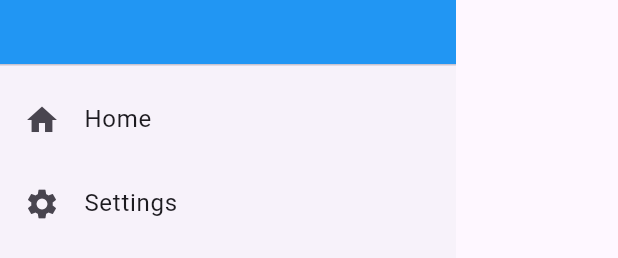
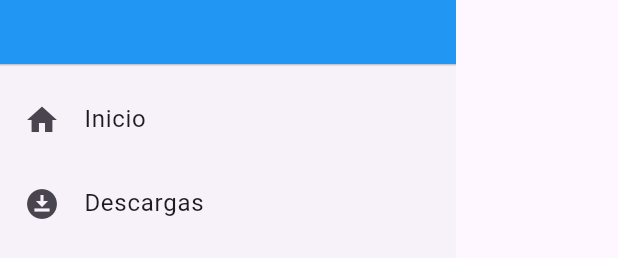
Before and after one commit to JuvencioSB/app_pokemon, a Flutter app: what navigations() shows on an empty page, opened directly, on a phone screen of 412 x 824 dp. Shown: the part 176-434 px from the top of the screen. Run offline on Flutter 3.47's test engine with Material 3 defaults, Android fonts, the phone set to English and light mode, and no system bars; our stand-ins replace bloc, dio, floor, flutter_bloc, get_it, go_router and 2 more; accounts and stored records are empty; generated files the repository leaves out were written again.

Commit message:
Cambio de iconos

```diff
--- a/lib/ui/screen/class/navigation.dart
+++ b/lib/ui/screen/class/navigation.dart
@@ -22,14 +22,14 @@ Widget navigations(
         ),
         ListTile(
           leading: Icon(Icons.home),
-          title: Text('Home'),
+          title: Text('Inicio'),
           onTap: () {
             context.go('/');
           },
         ),
         ListTile(
-          leading: Icon(Icons.settings),
-          title: Text('Settings'),
+          leading: Icon(Icons.download_for_offline),
+          title: Text('Descargas'),
           onTap: () {
             // Navegar a la pantalla de configuración
             context.go('/pokemonlocal');
```
